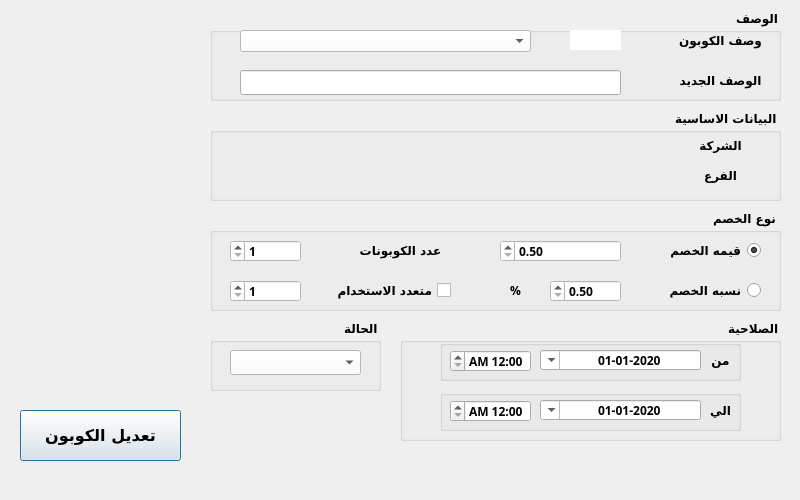
First picture: the form in presentation/coupon_ui/editCoupon.ui, repository shymaa123456/HyperPOS2020, before the edit.
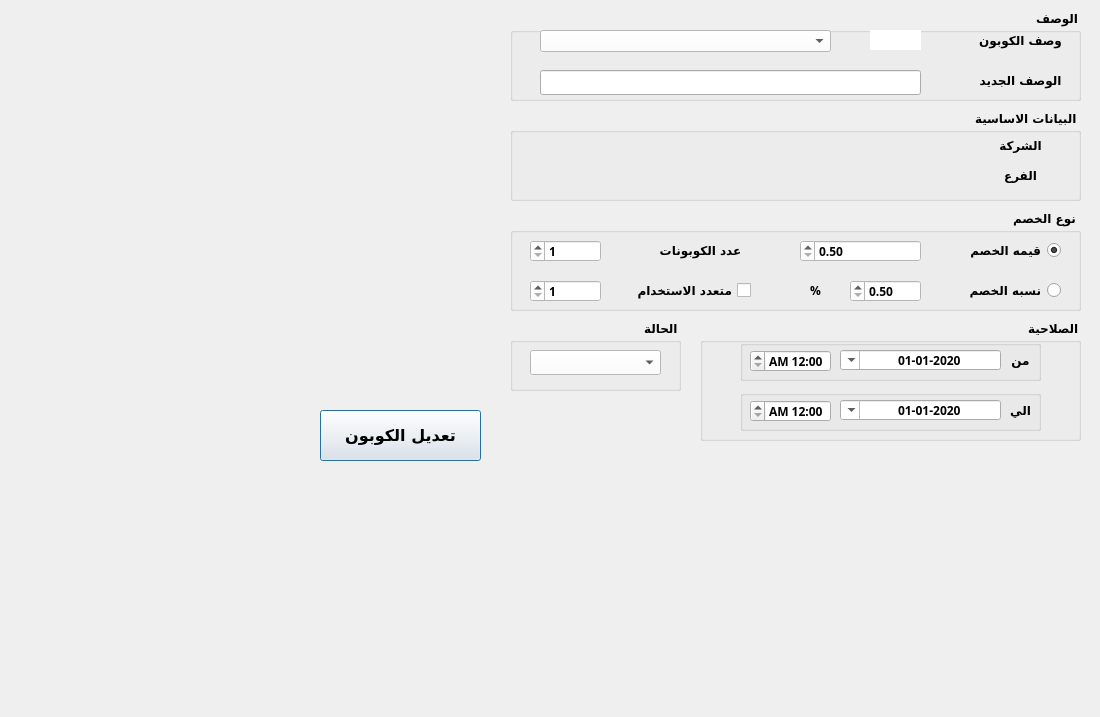
Second picture: the form after the edit.

```diff
--- a/presentation/coupon_ui/editCoupon.ui
+++ b/presentation/coupon_ui/editCoupon.ui
@@ -9,20 +9,20 @@
    <rect>
     <x>0</x>
     <y>0</y>
-    <width>800</width>
-    <height>500</height>
+    <width>1100</width>
+    <height>717</height>
    </rect>
   </property>
   <property name="minimumSize">
    <size>
-    <width>800</width>
-    <height>500</height>
+    <width>1100</width>
+    <height>717</height>
    </size>
   </property>
   <property name="maximumSize">
    <size>
-    <width>800</width>
-    <height>500</height>
+    <width>1100</width>
+    <height>717</height>
    </size>
   </property>
   <property name="windowTitle">
@@ -34,7 +34,7 @@
   <widget class="QLabel" name="desc">
    <property name="geometry">
     <rect>
-     <x>670</x>
+     <x>970</x>
      <y>30</y>
      <width>101</width>
      <height>21</height>
@@ -64,7 +64,7 @@
   <widget class="QLabel" name="label_2">
    <property name="geometry">
     <rect>
-     <x>240</x>
+     <x>540</x>
      <y>350</y>
      <width>101</width>
      <height>20</height>
@@ -94,7 +94,7 @@
   <widget class="QComboBox" name="CMB_CouponStatus">
    <property name="geometry">
     <rect>
-     <x>230</x>
+     <x>530</x>
      <y>350</y>
      <width>131</width>
      <height>25</height>
@@ -115,7 +115,7 @@
   <widget class="QPushButton" name="BTN_editCoupon">
    <property name="geometry">
     <rect>
-     <x>20</x>
+     <x>320</x>
      <y>410</y>
      <width>161</width>
      <height>51</height>
@@ -142,7 +142,7 @@
   <widget class="QRadioButton" name="radioButton_Value">
    <property name="geometry">
     <rect>
-     <x>660</x>
+     <x>960</x>
      <y>240</y>
      <width>101</width>
      <height>21</height>
@@ -175,7 +175,7 @@
   <widget class="QRadioButton" name="radioButton_Percentage">
    <property name="geometry">
     <rect>
-     <x>660</x>
+     <x>960</x>
      <y>280</y>
      <width>101</width>
      <height>21</height>
@@ -202,7 +202,7 @@
   <widget class="QCheckBox" name="checkBox_Multi">
    <property name="geometry">
     <rect>
-     <x>310</x>
+     <x>610</x>
      <y>280</y>
      <width>141</width>
      <height>21</height>
@@ -229,7 +229,7 @@
   <widget class="QLabel" name="desc_2">
    <property name="geometry">
     <rect>
-     <x>350</x>
+     <x>650</x>
      <y>240</y>
      <width>101</width>
      <height>21</height>
@@ -259,7 +259,7 @@
   <widget class="QLabel" name="desc_3">
    <property name="geometry">
     <rect>
-     <x>700</x>
+     <x>1000</x>
      <y>350</y>
      <width>41</width>
      <height>21</height>
@@ -286,7 +286,7 @@
   <widget class="QLabel" name="desc_4">
    <property name="geometry">
     <rect>
-     <x>700</x>
+     <x>1000</x>
      <y>400</y>
      <width>41</width>
      <height>21</height>
@@ -316,7 +316,7 @@
   <widget class="QDateTimeEdit" name="Qdate_to">
    <property name="geometry">
     <rect>
-     <x>540</x>
+     <x>840</x>
      <y>400</y>
      <width>161</width>
      <height>20</height>
@@ -359,7 +359,7 @@
   <widget class="QDateTimeEdit" name="Qdate_from">
    <property name="geometry">
     <rect>
-     <x>540</x>
+     <x>840</x>
      <y>350</y>
      <width>161</width>
      <height>20</height>
@@ -402,7 +402,7 @@
   <widget class="QComboBox" name="CMB_CouponDes">
    <property name="geometry">
     <rect>
-     <x>240</x>
+     <x>540</x>
      <y>30</y>
      <width>291</width>
      <height>22</height>
@@ -429,7 +429,7 @@
    </property>
    <property name="geometry">
     <rect>
-     <x>240</x>
+     <x>540</x>
      <y>70</y>
      <width>381</width>
      <height>25</height>
@@ -456,7 +456,7 @@
   <widget class="QLabel" name="desc_5">
    <property name="geometry">
     <rect>
-     <x>670</x>
+     <x>970</x>
      <y>70</y>
      <width>101</width>
      <height>21</height>
@@ -483,7 +483,7 @@
   <widget class="QDoubleSpinBox" name="LE_desc_3">
    <property name="geometry">
     <rect>
-     <x>550</x>
+     <x>850</x>
      <y>280</y>
      <width>71</width>
      <height>22</height>
@@ -510,7 +510,7 @@
   <widget class="QDoubleSpinBox" name="LE_desc_2">
    <property name="geometry">
     <rect>
-     <x>500</x>
+     <x>800</x>
      <y>240</y>
      <width>121</width>
      <height>22</height>
@@ -543,7 +543,7 @@
    </property>
    <property name="geometry">
     <rect>
-     <x>570</x>
+     <x>870</x>
      <y>30</y>
      <width>51</width>
      <height>20</height>
@@ -567,7 +567,7 @@
   <widget class="QSpinBox" name="LE_desc_4">
    <property name="geometry">
     <rect>
-     <x>230</x>
+     <x>530</x>
      <y>240</y>
      <width>71</width>
      <height>22</height>
@@ -594,7 +594,7 @@
   <widget class="QSpinBox" name="LE_desc_5">
    <property name="geometry">
     <rect>
-     <x>230</x>
+     <x>530</x>
      <y>280</y>
      <width>71</width>
      <height>22</height>
@@ -621,7 +621,7 @@
   <widget class="QLabel" name="desc_6">
    <property name="geometry">
     <rect>
-     <x>670</x>
+     <x>970</x>
      <y>130</y>
      <width>101</width>
      <height>31</height>
@@ -651,7 +651,7 @@
   <widget class="QLabel" name="desc_7">
    <property name="geometry">
     <rect>
-     <x>670</x>
+     <x>970</x>
      <y>160</y>
      <width>101</width>
      <height>31</height>
@@ -681,7 +681,7 @@
   <widget class="QGroupBox" name="groupBox">
    <property name="geometry">
     <rect>
-     <x>210</x>
+     <x>510</x>
      <y>10</y>
      <width>571</width>
      <height>91</height>
@@ -705,7 +705,7 @@
   <widget class="QGroupBox" name="groupBox_2">
    <property name="geometry">
     <rect>
-     <x>210</x>
+     <x>510</x>
      <y>110</y>
      <width>571</width>
      <height>91</height>
@@ -729,7 +729,7 @@
   <widget class="QGroupBox" name="groupBox_3">
    <property name="geometry">
     <rect>
-     <x>210</x>
+     <x>510</x>
      <y>210</y>
      <width>571</width>
      <height>101</height>
@@ -753,7 +753,7 @@
   <widget class="QGroupBox" name="groupBox_4">
    <property name="geometry">
     <rect>
-     <x>400</x>
+     <x>700</x>
      <y>320</y>
      <width>381</width>
      <height>121</height>
@@ -803,7 +803,7 @@
   <widget class="QGroupBox" name="groupBox_5">
    <property name="geometry">
     <rect>
-     <x>440</x>
+     <x>740</x>
      <y>340</y>
      <width>301</width>
      <height>41</height>
@@ -827,7 +827,7 @@
   <widget class="QGroupBox" name="groupBox_6">
    <property name="geometry">
     <rect>
-     <x>440</x>
+     <x>740</x>
      <y>390</y>
      <width>301</width>
      <height>41</height>
@@ -851,7 +851,7 @@
   <widget class="QGroupBox" name="groupBox_7">
    <property name="geometry">
     <rect>
-     <x>210</x>
+     <x>510</x>
      <y>320</y>
      <width>171</width>
      <height>71</height>
@@ -875,7 +875,7 @@
   <widget class="QLabel" name="label">
    <property name="geometry">
     <rect>
-     <x>500</x>
+     <x>800</x>
      <y>280</y>
      <width>31</width>
      <height>21</height>
```
